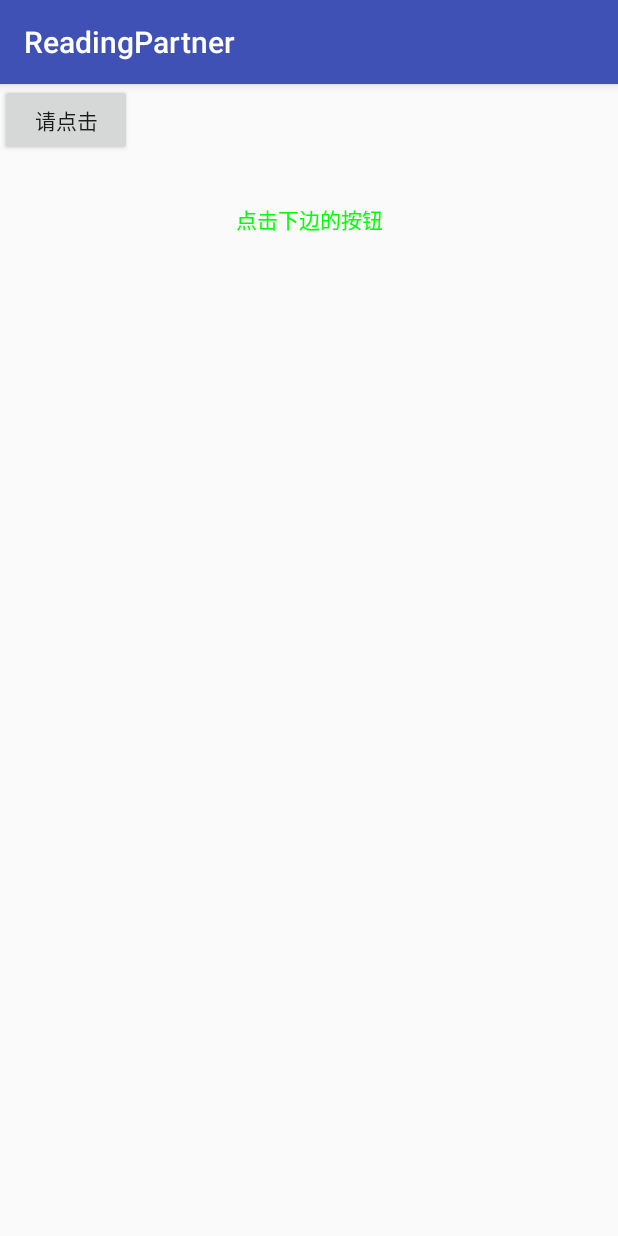
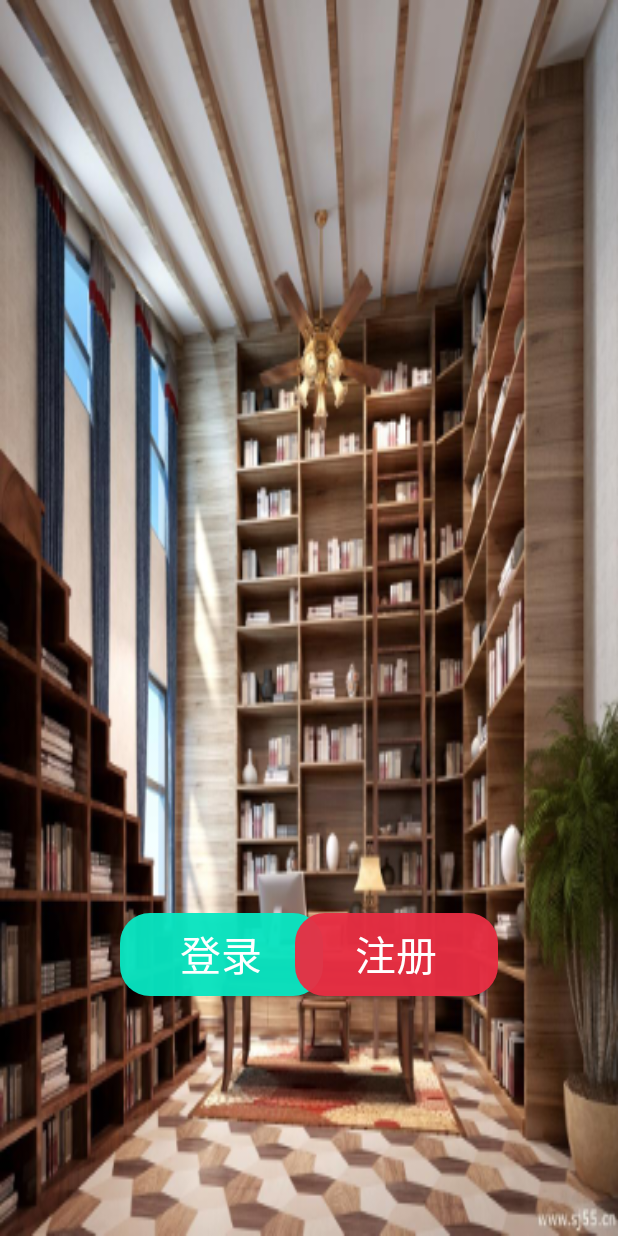
Before and after one commit to LYHccc/readingPartner, an Android app: the screen it shows after launch (MainActivity), on a phone screen of 412 x 824 dp. Run offline under Robolectric (Android 15) with nearby library versions, the phone set to English and light mode, and no system bars.

Commit message:
初始、登录、注册UI界面

```diff
--- a/app/build.gradle
+++ b/app/build.gradle
@@ -17,6 +17,11 @@ android {
             proguardFiles getDefaultProguardFile('proguard-android.txt'), 'proguard-rules.pro'
         }
     }
+    //解决改变图片后缀导致的检验错误问题，取消对图片的检验
+    aaptOptions {
+        cruncherEnabled = false
+        useNewCruncher = false
+    }
 }
 
 dependencies {
--- a/app/src/main/AndroidManifest.xml
+++ b/app/src/main/AndroidManifest.xml
@@ -8,7 +8,7 @@
             android:label="@string/app_name"
             android:roundIcon="@mipmap/ic_launcher_round"
             android:supportsRtl="true"
-            android:theme="@style/AppTheme">
+            android:theme="@style/Theme.AppCompat.NoActionBar">
         <activity android:name=".MainActivity">
             <intent-filter>
                 <action android:name="android.intent.action.MAIN"/>
@@ -16,6 +16,9 @@
                 <category android:name="android.intent.category.LAUNCHER"/>
             </intent-filter>
         </activity>
+        <activity android:name=".activity.LoginActivity"/>
+        <activity android:name=".activity.RegisterActivity">
+        </activity>
     </application>
 
 </manifest>
--- a/app/src/main/java/com/example/dell/readingpartner/MainActivity.java
+++ b/app/src/main/java/com/example/dell/readingpartner/MainActivity.java
@@ -1,30 +1,38 @@
 package com.example.dell.readingpartner;
 
+import android.content.Intent;
 import android.os.Bundle;
 import android.support.v7.app.AppCompatActivity;
 import android.view.View;
 import android.widget.Button;
-import android.widget.TextView;
-import android.widget.Toast;
+import com.example.dell.readingpartner.activity.LoginActivity;
+import com.example.dell.readingpartner.activity.RegisterActivity;
 
 public class MainActivity extends AppCompatActivity {
+
+    private Button btnLogin;
+    private Button btnRegister;
 
     @Override
     protected void onCreate(Bundle savedInstanceState) {
         super.onCreate(savedInstanceState);
         setContentView(R.layout.activity_main);
 
-        Button button = findViewById(R.id.helloButton);
-        //设置监听按钮点击事件
-        button.setOnClickListener(new View.OnClickListener() {
+        btnLogin = findViewById(R.id.btn_login);
+        btnLogin.setOnClickListener(new View.OnClickListener() {
             @Override
-            public void onClick(View v) {
-                //得到textview实例
-                TextView hellotv = findViewById(R.id.helloTextView);
-                //弹出Toast提示按钮被点击了
-                Toast.makeText(MainActivity.this,"Clicked",Toast.LENGTH_SHORT).show();
-                //读取strings.xml定义的interact_message信息并写到textview上
-                hellotv.setText(R.string.interact_message);
+            public void onClick(View view) {
+                Intent login = new Intent(MainActivity.this, LoginActivity.class);
+                startActivity(login);
+            }
+        });
+
+        btnRegister = findViewById(R.id.btn_register);
+        btnRegister.setOnClickListener(new View.OnClickListener() {
+            @Override
+            public void onClick(View view) {
+                Intent register = new Intent(MainActivity.this, RegisterActivity.class);
+                startActivity(register);
             }
         });
     }
--- /dev/null
+++ b/app/src/main/res/drawable/shape_big_login_btn.xml
@@ -0,0 +1,6 @@
+<?xml version="1.0" encoding="utf-8"?>
+<shape xmlns:android="http://schemas.android.com/apk/res/android">
+    android:shape="rectangle">
+    <corners android:radius="9dp" />
+    <solid android:color="#4dbe66" />
+</shape>
--- /dev/null
+++ b/app/src/main/res/drawable/shape_big_register_btn.xml
@@ -0,0 +1,6 @@
+<?xml version="1.0" encoding="utf-8"?>
+<shape xmlns:android="http://schemas.android.com/apk/res/android">
+    android:shape="rectangle">
+    <corners android:radius="9dp" />
+    <solid android:color="#c61c31" />
+</shape>
--- /dev/null
+++ b/app/src/main/res/drawable/shape_login_btn.xml
@@ -0,0 +1,6 @@
+<?xml version="1.0" encoding="utf-8"?>
+<shape xmlns:android="http://schemas.android.com/apk/res/android"
+    android:shape="rectangle">
+    <corners android:radius="20dp"/>
+    <solid android:color="#f108e7c3"/>
+</shape>
--- /dev/null
+++ b/app/src/main/res/drawable/shape_register_btn.xml
@@ -0,0 +1,6 @@
+<?xml version="1.0" encoding="utf-8"?>
+<shape xmlns:android="http://schemas.android.com/apk/res/android"
+    android:shape="rectangle">
+    <corners android:radius="20dp"/>
+    <solid android:color="#f2e92e43"/>
+</shape>
--- a/app/src/main/res/layout/activity_main.xml
+++ b/app/src/main/res/layout/activity_main.xml
@@ -1,23 +1,37 @@
 <?xml version="1.0" encoding="utf-8"?>
-<android.support.constraint.ConstraintLayout
+<RelativeLayout
         xmlns:android="http://schemas.android.com/apk/res/android"
         xmlns:tools="http://schemas.android.com/tools"
         xmlns:app="http://schemas.android.com/apk/res-auto"
         android:layout_width="match_parent"
         android:layout_height="match_parent"
+        android:background="@mipmap/splash"
         tools:context="com.example.dell.readingpartner.MainActivity" android:id="@+id/hel">
+        <RelativeLayout
+                android:layout_width="match_parent"
+                android:layout_height="wrap_content"
+                android:layout_alignParentBottom="true"
+                android:layout_marginBottom="160dp"
+                android:paddingLeft="80dp"
+                android:paddingRight="80dp">
+            <Button
+                    android:id="@+id/btn_login"
+                    android:layout_width="135dp"
+                    android:layout_height="55dp"
+                    android:layout_alignParentLeft="true"
+                    android:background="@drawable/shape_login_btn"
+                    android:text="@string/login"
+                    android:textColor="#ffffff"
+                    android:textSize="27sp"/>
 
-    <TextView
-            android:layout_width="fill_parent"
-            android:layout_height="180dp"
-            android:text="@string/default_message"
-            android:id="@+id/helloTextView" android:textColor="#00ff00" android:gravity="center"/>
-
-    <Button
-            android:text="@string/button_send"
-            android:id="@+id/helloButton"
-            android:layout_width="wrap_content"
-            android:layout_height="wrap_content" tools:layout_editor_absoluteY="146dp"
-            tools:layout_editor_absoluteX="148dp"/>
-
-</android.support.constraint.ConstraintLayout>
+            <Button
+                    android:id="@+id/btn_register"
+                    android:layout_width="135dp"
+                    android:layout_height="55dp"
+                    android:layout_alignParentRight="true"
+                    android:background="@drawable/shape_register_btn"
+                    android:text="@string/register"
+                    android:textColor="#ffffff"
+                    android:textSize="27sp"/>
+        </RelativeLayout>
+</RelativeLayout>
--- a/app/src/main/res/values/colors.xml
+++ b/app/src/main/res/values/colors.xml
@@ -3,4 +3,7 @@
     <color name="colorPrimary">#3F51B5</color>
     <color name="colorPrimaryDark">#303F9F</color>
     <color name="colorAccent">#FF4081</color>
+    <color name="white">#ffffff</color>
+    <color name="black">#000000</color>
+    <color name="divider">#e8e7e7</color>
 </resources>
--- a/app/src/main/res/values/strings.xml
+++ b/app/src/main/res/values/strings.xml
@@ -1,6 +1,7 @@
 <resources>
     <string name="app_name">ReadingPartner</string>
-    <string name="button_send">请点击</string>
-    <string name="default_message">点击下边的按钮</string>
-    <string name="interact_message">你点击了按钮</string>
+    <string name="login">登录</string>
+    <string name="register">注册</string>
+    <string name="username_hint">请输入用户名</string>
+    <string name="password_hint">请输入密码</string>
 </resources>
```
Also changed, not shown: app/src/main/java/com/example/dell/readingpartner/activity/LoginActivity.java (added, +14 -0 lines), app/src/main/java/com/example/dell/readingpartner/activity/RegisterActivity.java (added, +14 -0 lines), app/src/main/res/drawable/shape_login_form.xml (added, +30 -0 lines), app/src/main/res/layout/activity_login.xml (added, +94 -0 lines), app/src/main/res/layout/activity_register.xml (added, +94 -0 lines), app/src/main/res/mipmap-xxxhdpi/account.png (added), app/src/main/res/mipmap-xxxhdpi/splash.png (added).
